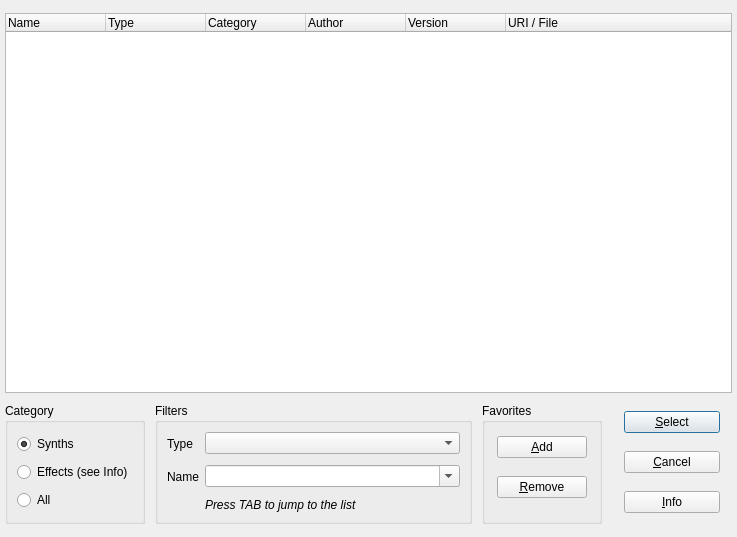
This is src/muse/components/synthdialogbase.ui in emrum/muse as Qt 5 draws it before an edit. The edited form follows.
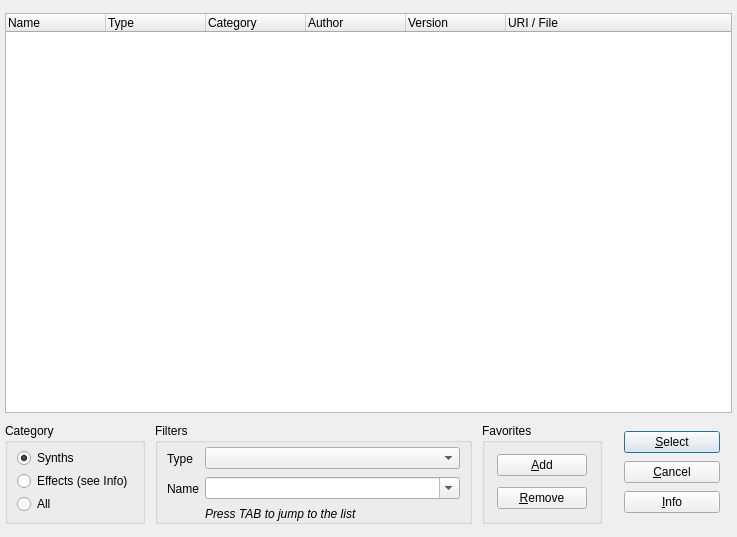
This is the edited form.

```diff
--- a/src/muse/components/synthdialogbase.ui
+++ b/src/muse/components/synthdialogbase.ui
@@ -110,15 +110,21 @@
         <string>Favorites</string>
        </property>
        <layout class="QVBoxLayout" name="verticalLayout_6">
+        <property name="spacing">
+         <number>2</number>
+        </property>
         <property name="leftMargin">
          <number>12</number>
         </property>
         <property name="topMargin">
-         <number>1</number>
+         <number>2</number>
         </property>
         <property name="rightMargin">
          <number>12</number>
         </property>
+        <property name="bottomMargin">
+         <number>2</number>
+        </property>
         <item>
          <widget class="QPushButton" name="pbAddFav">
           <property name="text">
@@ -149,7 +155,13 @@
        </property>
        <layout class="QFormLayout" name="formLayout">
         <property name="verticalSpacing">
-         <number>9</number>
+         <number>6</number>
+        </property>
+        <property name="topMargin">
+         <number>4</number>
+        </property>
+        <property name="bottomMargin">
+         <number>0</number>
         </property>
         <item row="0" column="0">
          <widget class="QLabel" name="label_2">
@@ -228,6 +240,9 @@
      </item>
      <item row="2" column="3">
       <layout class="QVBoxLayout" name="verticalLayout_5">
+       <property name="spacing">
+        <number>0</number>
+       </property>
        <property name="leftMargin">
         <number>12</number>
        </property>
@@ -290,9 +305,18 @@
         <string>Category</string>
        </property>
        <layout class="QVBoxLayout" name="verticalLayout">
+        <property name="spacing">
+         <number>0</number>
+        </property>
         <property name="leftMargin">
          <number>9</number>
         </property>
+        <property name="topMargin">
+         <number>2</number>
+        </property>
+        <property name="bottomMargin">
+         <number>2</number>
+        </property>
         <item>
          <widget class="QRadioButton" name="rbSynths">
           <property name="text">
```
